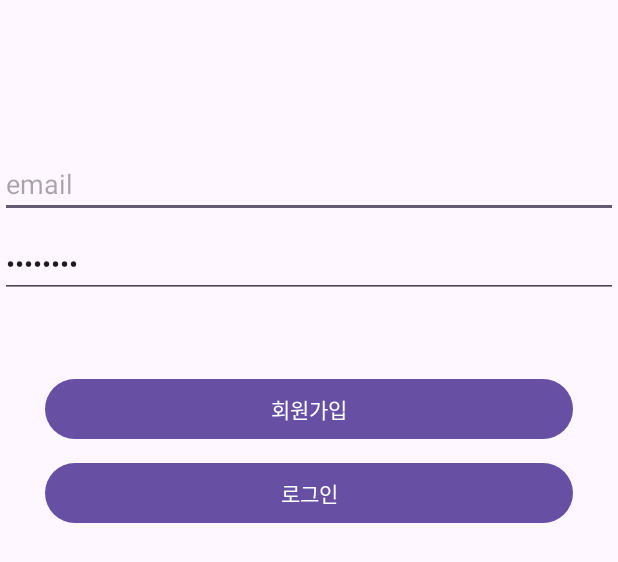
After one commit to giljurha/ChattingApp, an Android app: the layout activity_login.xml on its own in the app's theme, with its tools: preview values and no code run, on a phone screen of 412 x 824 dp. The commit adds this screen. Shown: the top 562 px of the screen. Run offline under Robolectric (Android 15) with nearby library versions, the phone set to English and light mode, and no system bars.

Commit message:
feat: LoginActivity 구현

```diff
--- a/app/src/main/AndroidManifest.xml
+++ b/app/src/main/AndroidManifest.xml
@@ -13,6 +13,9 @@
         android:theme="@style/Theme.Chatting"
         tools:targetApi="31">
         <activity
+            android:name=".LoginActivity"
+            android:exported="false" />
+        <activity
             android:name=".MainActivity"
             android:exported="true">
             <intent-filter>
--- /dev/null
+++ b/app/src/main/java/com/test/chatting/LoginActivity.kt
@@ -0,0 +1,61 @@
+package com.test.chatting
+
+import android.content.Intent
+import androidx.appcompat.app.AppCompatActivity
+import android.os.Bundle
+import android.util.Log
+import android.widget.Toast
+import com.google.firebase.Firebase
+import com.google.firebase.auth.auth
+import com.test.chatting.databinding.ActivityLoginBinding
+
+class LoginActivity : AppCompatActivity() {
+
+    private lateinit var binding: ActivityLoginBinding
+
+    override fun onCreate(savedInstanceState: Bundle?) {
+        super.onCreate(savedInstanceState)
+        binding = ActivityLoginBinding.inflate(layoutInflater)
+        setContentView(binding.root)
+
+        binding.signUpButton.setOnClickListener {
+            val email = binding.emailEditText.text.toString()
+            val password = binding.passwordEditText.text.toString()
+
+            if (email.isEmpty() || password.isEmpty()) {
+                Toast.makeText(this, "이메일 또는 패스워드가 입력되지 않았습니다.", Toast.LENGTH_SHORT).show()
+                return@setOnClickListener
+            }
+            Firebase.auth.createUserWithEmailAndPassword(email, password)
+                .addOnCompleteListener(this) { task ->
+                    if (task.isSuccessful) {
+                        Toast.makeText(this, "이메일 또는 패스워드가 입력되지 않았습니다.", Toast.LENGTH_SHORT).show()
+                    } else {
+                        Toast.makeText(this, "이메일 또는 패스워드가 입력되지 않았습니다.", Toast.LENGTH_SHORT).show()
+                    }
+
+                }
+        }
+        binding.signInButton.setOnClickListener {
+            val email = binding.emailEditText.text.toString()
+            val password = binding.passwordEditText.text.toString()
+
+            if (email.isEmpty() || password.isEmpty()) {
+                Toast.makeText(this, "이메일 또는 패스워드가 입력되지 않았습니다.", Toast.LENGTH_SHORT).show()
+                return@setOnClickListener
+            }
+            Firebase.auth.signInWithEmailAndPassword(email, password)
+                .addOnCompleteListener(this) { task ->
+                    if (task.isSuccessful) {
+                        val intent = Intent(this, MainActivity::class.java)
+                        startActivity(intent)
+                        finish()
+                        Toast.makeText(this, "이메일 또는 패스워드가 입력되지 않았습니다.", Toast.LENGTH_SHORT).show()
+                    } else {
+                        Log.e("LoginActivity", task.exception.toString())
+                        Toast.makeText(this, "로그인에 실패했습니다.", Toast.LENGTH_SHORT).show()
+                    }
+                }
+        }
+    }
+}
--- a/app/src/main/java/com/test/chatting/MainActivity.kt
+++ b/app/src/main/java/com/test/chatting/MainActivity.kt
@@ -1,11 +1,22 @@
 package com.test.chatting
 
+import android.content.Intent
 import androidx.appcompat.app.AppCompatActivity
 import android.os.Bundle
+import com.google.firebase.Firebase
+import com.google.firebase.auth.auth
 
 class MainActivity : AppCompatActivity() {
     override fun onCreate(savedInstanceState: Bundle?) {
         super.onCreate(savedInstanceState)
         setContentView(R.layout.activity_main)
+
+        val currenntUser = Firebase.auth.currentUser
+
+        if (currenntUser == null) {
+            // 로그인이 안되어있음
+            startActivity(Intent(this, LoginActivity::class.java))
+            finish()
+        }
     }
 }
--- /dev/null
+++ b/app/src/main/res/layout/activity_login.xml
@@ -0,0 +1,61 @@
+<?xml version="1.0" encoding="utf-8"?>
+<androidx.constraintlayout.widget.ConstraintLayout xmlns:android="http://schemas.android.com/apk/res/android"
+    xmlns:app="http://schemas.android.com/apk/res-auto"
+    xmlns:tools="http://schemas.android.com/tools"
+    android:layout_width="match_parent"
+    android:layout_height="match_parent"
+    tools:context=".LoginActivity">
+
+    <EditText
+        android:id="@+id/emailEditText"
+        android:layout_width="0dp"
+        android:layout_height="wrap_content"
+        android:layout_marginTop="100dp"
+        android:hint="email"
+        android:inputType="textEmailAddress"
+        app:layout_constraintEnd_toEndOf="parent"
+        app:layout_constraintStart_toStartOf="parent"
+        app:layout_constraintTop_toTopOf="parent"
+        />
+
+    <EditText
+        android:id="@+id/passwordEditText"
+        android:layout_width="0dp"
+        android:layout_height="wrap_content"
+        android:layout_marginTop="8dp"
+        android:hint="password"
+        android:text="password"
+        android:inputType="textPassword"
+        app:layout_constraintEnd_toEndOf="parent"
+        app:layout_constraintStart_toStartOf="parent"
+        app:layout_constraintTop_toBottomOf="@id/emailEditText"
+        />
+
+    <Button
+        android:id="@+id/signUpButton"
+        android:layout_width="0dp"
+        android:layout_height="wrap_content"
+        android:layout_marginTop="50dp"
+        android:layout_marginStart="30dp"
+        android:layout_marginEnd="30dp"
+        android:text="회원가입"
+        app:layout_constraintTop_toBottomOf="@id/passwordEditText"
+        app:layout_constraintStart_toStartOf="parent"
+        app:layout_constraintEnd_toEndOf="parent"
+        />
+
+    <Button
+        android:id="@+id/signInButton"
+        android:layout_width="0dp"
+        android:layout_height="wrap_content"
+        android:text="로그인"
+        android:layout_marginStart="30dp"
+        android:layout_marginEnd="30dp"
+        android:layout_marginTop="8dp"
+        app:layout_constraintEnd_toEndOf="parent"
+        app:layout_constraintStart_toStartOf="parent"
+        app:layout_constraintTop_toBottomOf="@id/signUpButton"
+        />
+
+
+</androidx.constraintlayout.widget.ConstraintLayout>
```
